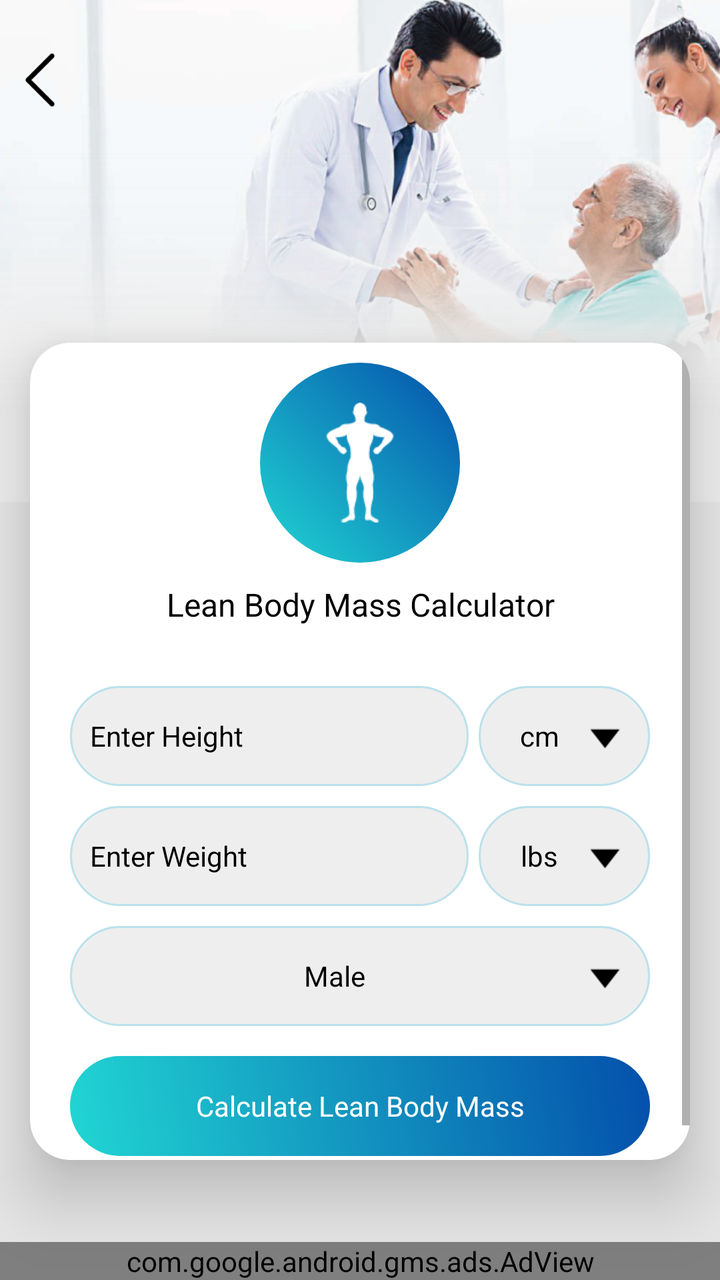
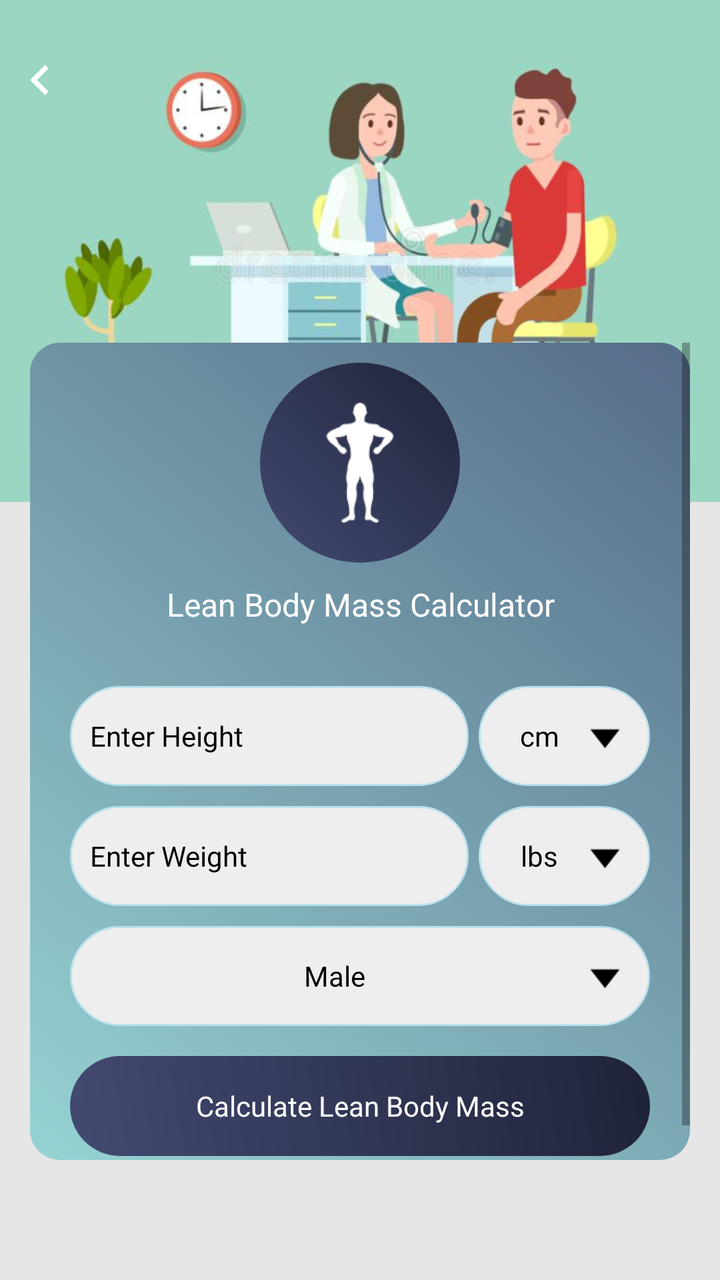

An Android layout rendered at two revisions. The XML below is the earlier revision; the diff shows what the commit changed to produce the second picture.
<!-- AndroidManifest.xml: application theme AppTheme -->
<!-- res/layout/lean_body_mass.xml -->
<?xml version="1.0" encoding="utf-8"?>
<RelativeLayout xmlns:android="http://schemas.android.com/apk/res/android"
    xmlns:aapt="http://schemas.android.com/aapt"
    xmlns:app="http://schemas.android.com/apk/res-auto"
    android:layout_width="match_parent"
    android:layout_height="match_parent"
    android:background="@color/gray_color"
    android:orientation="vertical">

    <RelativeLayout
        android:id="@+id/banner"
        android:layout_width="match_parent"
        android:layout_height="wrap_content"
        android:background="@mipmap/calculator_banner_2">

    </RelativeLayout>

    <ImageView
        android:id="@+id/iv_back"
        android:layout_width="40dp"
        android:layout_height="40dp"
        android:layout_alignParentLeft="true"
        android:layout_alignParentTop="true"
        android:layout_marginTop="20dp"
        android:padding="5dp"
        android:src="@mipmap/left_arrow" />


    <androidx.cardview.widget.CardView
        android:id="@+id/cardviewone"
        android:layout_marginBottom="60dp"
        android:layout_width="match_parent"
        android:layout_height="wrap_content"
        android:layout_below="@+id/banner"
        android:layout_marginLeft="@dimen/text_15"
        android:layout_marginTop="-80dp"
        android:layout_marginRight="@dimen/text_15"
        android:orientation="horizontal"
        app:cardCornerRadius="20dp"
        app:cardElevation="20dip">


        <ScrollView
            android:layout_width="match_parent"
            android:layout_height="wrap_content"
            android:layout_above="@+id/ad_layout"
            android:layout_below="@+id/tv_lean_body_mass">

            <LinearLayout
                android:layout_width="match_parent"
                android:layout_height="wrap_content"
                android:orientation="vertical">


                <RelativeLayout
                    android:layout_width="match_parent"
                    android:layout_height="wrap_content"
                    android:layout_above="@+id/cardviewone"
                    android:layout_marginTop="10dp">

                    <RelativeLayout
                        android:id="@+id/rel12"
                        android:layout_width="100dp"
                        android:layout_height="100dp"
                        android:layout_centerInParent="true"
                        android:background="@drawable/a3_grad">

                        <ImageView
                            android:id="@+id/iv_lean_body_mass"
                            android:layout_width="60dp"
                            android:layout_height="60dp"
                            android:layout_centerInParent="true"
                            android:layout_centerHorizontal="true"
                            android:src="@drawable/img_lean_body_mass" />
                    </RelativeLayout>
                </RelativeLayout>


                <TextView
                    android:id="@+id/tv_lean_body_mass"
                    android:layout_width="match_parent"
                    android:layout_height="wrap_content"
                    android:layout_below="@+id/rel12"
                    android:layout_centerHorizontal="true"
                    android:layout_margin="10dp"
                    android:text="@string/lean_body_mass"
                    android:textAlignment="center"
                    android:textColor="@color/black"
                    android:textSize="@dimen/textsize_16" />

                <LinearLayout
                    android:id="@+id/ll_bmr"
                    android:layout_width="match_parent"
                    android:layout_height="wrap_content"
                    android:layout_centerInParent="true"
                    android:layout_margin="20dp"
                    android:orientation="vertical">

                    <LinearLayout
                        android:layout_width="match_parent"
                        android:layout_height="wrap_content"
                        android:layout_centerInParent="true"
                        android:orientation="horizontal"
                        android:weightSum="10">

                        <EditText
                            android:id="@+id/et_height"
                            android:layout_width="0dp"
                            android:layout_height="50dp"
                            android:layout_weight="7"
                            android:background="@drawable/corner2"
                            android:hint="@string/Enter_Height"
                            android:imeOptions="actionPrevious"
                            android:inputType="numberDecimal"
                            android:paddingLeft="10dp"
                            android:textColor="@color/black"
                            android:textColorHint="@color/black"
                            android:textSize="@dimen/textsize_14" />

                        <TextView
                            android:id="@+id/tv_heightunit"
                            android:layout_width="0dp"
                            android:layout_height="match_parent"
                            android:layout_marginLeft="5dp"
                            android:layout_weight="3"
                            android:background="@drawable/corner2"
                            android:drawableRight="@mipmap/down"
                            android:gravity="center"
                            android:padding="10dp"
                            android:text="@string/cm"
                            android:textColor="@color/black"
                            android:textColorHint="@color/black"
                            android:textSize="@dimen/textsize_14" />
                    </LinearLayout>

                    <LinearLayout
                        android:layout_width="match_parent"
                        android:layout_height="wrap_content"
                        android:layout_centerInParent="true"
                        android:layout_marginTop="10dp"
                        android:orientation="horizontal"
                        android:weightSum="10">

                        <EditText
                            android:id="@+id/et_weight"
                            android:layout_width="0dp"
                            android:layout_height="50dp"
                            android:layout_weight="7"
                            android:background="@drawable/corner2"
                            android:hint="@string/Enter_Weight"
                            android:imeOptions="actionPrevious"
                            android:inputType="numberDecimal"
                            android:paddingLeft="10dp"
                            android:textColor="@color/black"
                            android:textColorHint="@color/black"
                            android:textSize="@dimen/textsize_14" />

                        <TextView
                            android:id="@+id/tv_weightunit"
                            android:layout_width="0dp"
                            android:layout_height="match_parent"
                            android:layout_marginLeft="5dp"
                            android:layout_weight="3"
                            android:background="@drawable/corner2"
                            android:drawableRight="@mipmap/down"
                            android:gravity="center"
                            android:padding="10dp"
                            android:text="@string/lbs"
                            android:textColor="@color/black"
                            android:textColorHint="@color/black"
                            android:textSize="@dimen/textsize_14" />
                    </LinearLayout>

                    <LinearLayout
                        android:id="@+id/llbodyfat"
                        android:layout_width="match_parent"
                        android:layout_height="50dp"
                        android:layout_marginTop="10dp"
                        android:orientation="horizontal">

                        <TextView
                            android:id="@+id/tv_genderunit"
                            android:layout_width="0dp"
                            android:layout_height="match_parent"
                            android:layout_weight="7"
                            android:background="@drawable/corner2"
                            android:gravity="fill"
                            android:inputType="numberDecimal"
                            android:paddingLeft="10dp"
                            android:text="@string/Male"
                            android:textColor="@color/black"
                            android:textColorHint="@color/black"
                            android:textSize="@dimen/textsize_14"
                            android:visibility="gone" />

                        <TextView
                            android:id="@+id/tv_gender"
                            android:layout_width="0dp"
                            android:layout_height="match_parent"
                            android:layout_weight="3"
                            android:background="@drawable/corner2"
                            android:drawableRight="@mipmap/down"
                            android:gravity="center"
                            android:padding="10dp"
                            android:paddingLeft="10dp"
                            android:text="@string/Male"
                            android:textColor="@color/black"
                            android:textColorHint="@color/black"
                            android:textSize="@dimen/textsize_14" />
                    </LinearLayout>

                    <TextView
                        android:id="@+id/tv_search_bmr"
                        android:layout_width="match_parent"
                        android:layout_height="50dp"
                        android:layout_marginTop="15dp"
                        android:background="@drawable/a3_grad"
                        android:gravity="center"
                        android:text="@string/calculate_lean_body_mass"
                        android:textColor="@color/white"
                        android:textColorHint="@color/white"
                        android:textSize="@dimen/textsize_14" />
                </LinearLayout>
            </LinearLayout>
        </ScrollView>

    </androidx.cardview.widget.CardView>

    <include
        android:id="@+id/ad_layout"
        layout="@layout/native_ad"
        android:layout_width="match_parent"
        android:layout_height="wrap_content"
        android:layout_alignParentLeft="true"
        android:layout_alignParentBottom="true" />
</RelativeLayout>
<!-- res/layout/native_ad.xml (included above) -->
<?xml version="1.0" encoding="utf-8"?>
<LinearLayout xmlns:android="http://schemas.android.com/apk/res/android"
    xmlns:aapt="http://schemas.android.com/aapt"
    xmlns:app="http://schemas.android.com/apk/res-auto"
    android:layout_width="match_parent"
    android:layout_height="wrap_content"
    android:orientation="vertical">

    <com.google.android.gms.ads.AdView
        android:id="@+id/adView"
        android:layout_width="match_parent"
        android:layout_height="wrap_content"
        android:layout_above="@+id/ll_footer_menu"
        app:adSize="BANNER"
        app:adUnitId="@string/banner_ad" />
</LinearLayout>
<!-- resources referenced by this layout -->
<resources>
  <color name="black">#000000</color>
  <color name="gray_color">#E6E6E6</color>
  <color name="white">#ffffff</color>
  <dimen name="text_15">15sp</dimen>
  <dimen name="textsize_14">14sp</dimen>
  <dimen name="textsize_16">16sp</dimen>
  <!-- drawable a3_grad (drawable) -->
  <?xml version="1.0" encoding="utf-8"?>
  <shape xmlns:android="http://schemas.android.com/apk/res/android">
      <gradient
          android:angle="225"
          android:endColor="#21d6d3"
          android:startColor="#044fab" />
  
      <corners android:radius="200dp"/>
      
  </shape>
  <!-- drawable corner2 (drawable) -->
  <?xml version="1.0" encoding="utf-8"?>
  <shape xmlns:android="http://schemas.android.com/apk/res/android"
      android:shape="rectangle">
  
  
      <stroke
          android:width="1dp"
          android:color="#BBE1EB"/>
  
      <corners android:radius="200dp"/>
  
      <solid
          android:color="#EEEEEE"/>
  
  </shape>
  <!-- drawable img_lean_body_mass: png bitmap (drawable, 1322 bytes) -->
  <!-- mipmap calculator_banner_2: png bitmap (mipmap-xhdpi, 230774 bytes) -->
  <!-- mipmap down: png bitmap (mipmap-xhdpi, 325 bytes) -->
  <!-- mipmap left_arrow: png bitmap (mipmap-xhdpi, 499 bytes) -->
  <string name="Enter_Height">Enter Height</string>
  <string name="Enter_Weight">Enter Weight</string>
  <string name="Male">Male</string>
  <string name="banner_ad">ca-app-pub-3940256099942544/6300978111</string>
  <string name="calculate_lean_body_mass">Calculate Lean Body Mass</string>
  <string name="cm">cm</string>
  <string name="lbs">lbs</string>
  <string name="lean_body_mass">Lean Body Mass Calculator</string>
  <style name="AppTheme" parent="Theme.AppCompat.Light.DarkActionBar">
          
          <item name="colorPrimary">@color/colorPrimary</item>
          <item name="colorPrimaryDark">@color/colorPrimaryDark</item>
          <item name="colorAccent">@color/colorAccent</item>
      </style>
  <color name="colorPrimary">#36D1DC</color>
  <color name="colorPrimaryDark">#044fab</color>
  <color name="colorAccent">#03DAC5</color>
</resources>

<!-- the commit's change to res/layout/lean_body_mass.xml (unified diff, before → after) -->
@@ -23,10 +23,10 @@
         android:layout_alignParentTop="true"
         android:layout_marginTop="20dp"
         android:padding="5dp"
-        android:src="@mipmap/left_arrow" />
-
-
-    <androidx.cardview.widget.CardView
+        android:src="@drawable/ic_chevron_left_white_24dp" />
+
+
+    <LinearLayout
         android:id="@+id/cardviewone"
         android:layout_marginBottom="60dp"
         android:layout_width="match_parent"
@@ -36,14 +36,14 @@
         android:layout_marginTop="-80dp"
         android:layout_marginRight="@dimen/text_15"
         android:orientation="horizontal"
-        app:cardCornerRadius="20dp"
+        android:background="@drawable/a2_grad_black"
         app:cardElevation="20dip">
 
 
         <ScrollView
             android:layout_width="match_parent"
             android:layout_height="wrap_content"
-            android:layout_above="@+id/ad_layout"
+            android:layout_above="@+id/normal_ad_include"
             android:layout_below="@+id/tv_lean_body_mass">
 
             <LinearLayout
@@ -85,7 +85,7 @@
                     android:layout_margin="10dp"
                     android:text="@string/lean_body_mass"
                     android:textAlignment="center"
-                    android:textColor="@color/black"
+                    android:textColor="@color/white"
                     android:textSize="@dimen/textsize_16" />
 
                 <LinearLayout
@@ -224,30 +224,12 @@
             </LinearLayout>
         </ScrollView>
 
-    </androidx.cardview.widget.CardView>
-
-    <include
-        android:id="@+id/ad_layout"
-        layout="@layout/native_ad"
+    </LinearLayout>
+
+    <LinearLayout
+        android:id="@+id/normal_ad_include"
         android:layout_width="match_parent"
         android:layout_height="wrap_content"
-        android:layout_alignParentLeft="true"
-        android:layout_alignParentBottom="true" />
+        android:orientation="vertical"
+        android:layout_alignParentBottom="true"/>
 </RelativeLayout>
-<!-- res/layout/native_ad.xml (included above) -->
-<?xml version="1.0" encoding="utf-8"?>
-<LinearLayout xmlns:android="http://schemas.android.com/apk/res/android"
-    xmlns:aapt="http://schemas.android.com/aapt"
-    xmlns:app="http://schemas.android.com/apk/res-auto"
-    android:layout_width="match_parent"
-    android:layout_height="wrap_content"
-    android:orientation="vertical">
-
-    <com.google.android.gms.ads.AdView
-        android:id="@+id/adView"
-        android:layout_width="match_parent"
-        android:layout_height="wrap_content"
-        android:layout_above="@+id/ll_footer_menu"
-        app:adSize="BANNER"
-        app:adUnitId="@string/banner_ad" />
-</LinearLayout>
<!-- resource entries referenced after the edit -->
@@ -6,16 +6,27 @@
   <dimen name="text_15">15sp</dimen>
   <dimen name="textsize_14">14sp</dimen>
   <dimen name="textsize_16">16sp</dimen>
-  <!-- drawable a3_grad (drawable) -->
+  <!-- drawable a2_grad_black (drawable) -->
   <?xml version="1.0" encoding="utf-8"?>
   <shape xmlns:android="http://schemas.android.com/apk/res/android">
       <gradient
           android:angle="225"
-          android:endColor="#21d6d3"
-          android:startColor="#044fab" />
+          android:endColor="#96D3D3"
+          android:startColor="#566C88" />
   
-      <corners android:radius="200dp"/>
-      
+      <corners android:radius="15dp"/>
+  
+  </shape>
+  <!-- drawable a3_grad (drawable) -->
+  <?xml version="1.0" encoding="utf-8"?>
+  <shape xmlns:android="http://schemas.android.com/apk/res/android">
+  <gradient
+      android:angle="225"
+      android:endColor="#434A71"
+      android:startColor="#1F2339" />
+  
+  <corners android:radius="200dp"/>
+  
   </shape>
   <!-- drawable corner2 (drawable) -->
   <?xml version="1.0" encoding="utf-8"?>
@@ -33,14 +44,18 @@
           android:color="#EEEEEE"/>
   
   </shape>
+  <!-- drawable ic_chevron_left_white_24dp (drawable) -->
+  <vector android:height="24dp" android:tint="#FFFFFF"
+      android:viewportHeight="24" android:viewportWidth="24"
+      android:width="24dp" xmlns:android="http://schemas.android.com/apk/res/android">
+      <path android:fillColor="@android:color/white" android:pathData="M15.41,7.41L14,6l-6,6 6,6 1.41,-1.41L10.83,12z"/>
+  </vector>
   <!-- drawable img_lean_body_mass: png bitmap (drawable, 1322 bytes) -->
-  <!-- mipmap calculator_banner_2: png bitmap (mipmap-xhdpi, 230774 bytes) -->
+  <!-- mipmap calculator_banner_2: png bitmap (mipmap-xhdpi, 192739 bytes) -->
   <!-- mipmap down: png bitmap (mipmap-xhdpi, 325 bytes) -->
-  <!-- mipmap left_arrow: png bitmap (mipmap-xhdpi, 499 bytes) -->
   <string name="Enter_Height">Enter Height</string>
   <string name="Enter_Weight">Enter Weight</string>
   <string name="Male">Male</string>
-  <string name="banner_ad">ca-app-pub-3940256099942544/6300978111</string>
   <string name="calculate_lean_body_mass">Calculate Lean Body Mass</string>
   <string name="cm">cm</string>
   <string name="lbs">lbs</string>
@@ -51,8 +66,8 @@
           <item name="colorPrimaryDark">@color/colorPrimaryDark</item>
           <item name="colorAccent">@color/colorAccent</item>
       </style>
-  <color name="colorPrimary">#36D1DC</color>
-  <color name="colorPrimaryDark">#044fab</color>
-  <color name="colorAccent">#03DAC5</color>
+  <color name="colorPrimary">#434A71</color>
+  <color name="colorPrimaryDark">#1F2339</color>
+  <color name="colorAccent">#1F2339</color>
 </resources>
 
